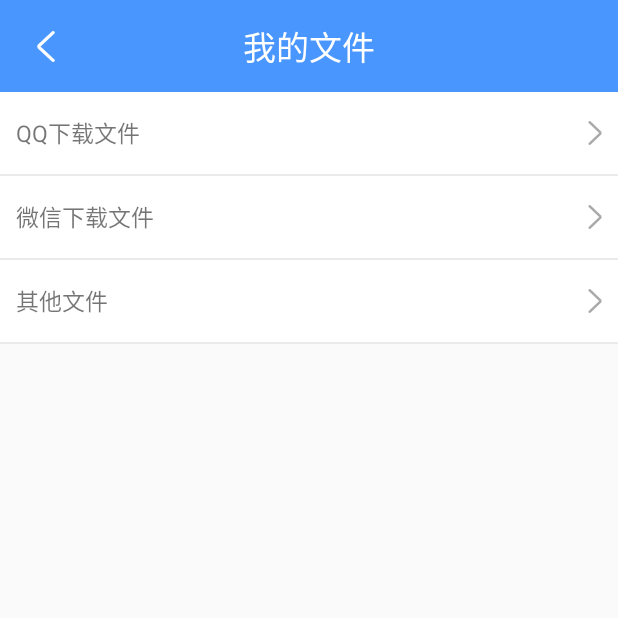
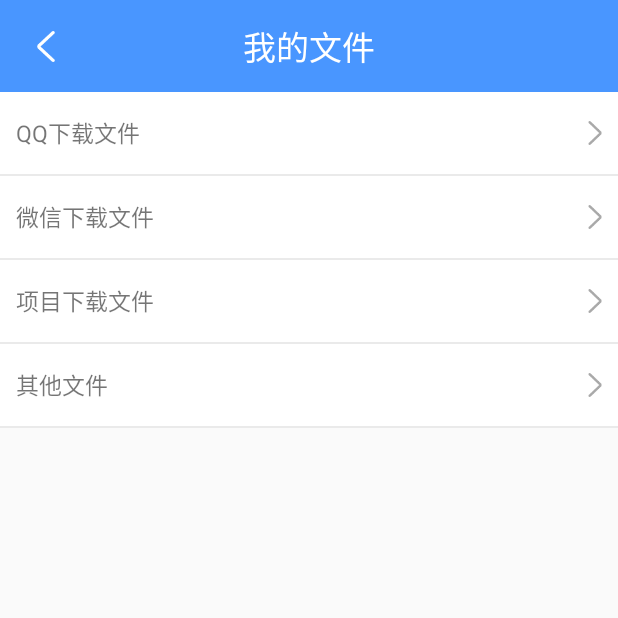
Before and after one commit to YsInHZ/MyPublicFarm, an Android app: the MineFileActivity screen opened directly, with no data from a screen before it, on a phone screen of 412 x 824 dp, the top half of it. Run offline under Robolectric (Android 15) with nearby library versions, the phone set to English and light mode, and no system bars; our stand-ins replace ButterKnife; libraries missing offline, so code that uses them is left out: com.tbruyelle.rxpermissions2; network calls fail; 2 statements that could not run were skipped.

Commit message:
打开方式完善，保存，显示

```diff
--- a/app/build.gradle
+++ b/app/build.gradle
@@ -73,5 +73,7 @@ dependencies {
     implementation 'com.github.duanhong169:picker-view:1.0.0'
     //照片选择
     implementation 'com.yuyh.imgsel:library:2.0.6'
+    //一个工具类
+    implementation 'com.luffykou:android-common-utils:1.1.3'
 
 }
--- a/app/src/main/java/com/ys/administrator/mydemo/activity/MineFileActivity.java
+++ b/app/src/main/java/com/ys/administrator/mydemo/activity/MineFileActivity.java
@@ -57,7 +57,7 @@ public class MineFileActivity extends BaseActivity {
         return true;
     }
 
-    @OnClick({R.id.rlQQFile, R.id.rlWXfile, R.id.rlOtherFile})
+    @OnClick({R.id.rlQQFile, R.id.rlWXfile, R.id.rlOtherFile,R.id.rlDownLoadfile})
     public void onViewClicked(View view) {
         Bundle bundle = new Bundle();
         switch (view.getId()) {
@@ -73,6 +73,10 @@ public class MineFileActivity extends BaseActivity {
                 if(checkPermission())
                     bundle.putString("type",MineFileListActivity.FILE_OTHER);
                 break;
+            case R.id.rlDownLoadfile:
+                if(checkPermission())
+                    bundle.putString("type",MineFileListActivity.FILE_DOWN_LOAD);
+                break;
         }
         openActivity(MineFileListActivity.class,bundle);
     }
--- a/app/src/main/java/com/ys/administrator/mydemo/fragment/MineFragment.java
+++ b/app/src/main/java/com/ys/administrator/mydemo/fragment/MineFragment.java
@@ -147,6 +147,7 @@ public class MineFragment extends Fragment {
             case R.id.wdmb:
                 break;
             case R.id.fxyy:
+
                 break;
             case R.id.qchc:
                 new Handler().postDelayed(new Runnable() {
--- a/app/src/main/java/com/ys/administrator/mydemo/util/Constant.java
+++ b/app/src/main/java/com/ys/administrator/mydemo/util/Constant.java
@@ -5,8 +5,8 @@ package com.ys.administrator.mydemo.util;
  */
 
 public class Constant {
-    public static final String APP_ID =  "";
-    public static final String APP_SECRET =  "";
+    public static final String APP_ID =  "wx56a88eb247ff9805";
+    public static final String APP_SECRET =  "6fcb78faf3a7fdaf5a17581d965ba0b6";
     public static  boolean WX_LGOIN =  false;
     public static  final String BaseUrl  =  "http://39.98.48.26/";
     public static  final String BitmapBaseUrl  =  "http://39.98.48.26";
--- a/app/src/main/res/layout/activity_mine_file.xml
+++ b/app/src/main/res/layout/activity_mine_file.xml
@@ -53,7 +53,28 @@
             android:src="@mipmap/img_in_gray" />
     </RelativeLayout>
     <include layout="@layout/line_project_basemsg"/>
+    <RelativeLayout
+        android:id="@+id/rlDownLoadfile"
+        android:layout_width="match_parent"
+        android:layout_height="50dp"
+        android:background="@color/white">
 
+        <TextView
+            android:layout_width="wrap_content"
+            android:layout_height="match_parent"
+            android:layout_marginLeft="10dp"
+            android:gravity="center_vertical"
+            android:text="项目下载文件" />
+
+        <ImageView
+            android:layout_width="wrap_content"
+            android:layout_height="wrap_content"
+            android:layout_alignParentRight="true"
+            android:layout_centerVertical="true"
+            android:layout_marginRight="10dp"
+            android:src="@mipmap/img_in_gray" />
+    </RelativeLayout>
+    <include layout="@layout/line_project_basemsg"/>
     <RelativeLayout
         android:id="@+id/rlOtherFile"
         android:layout_width="match_parent"
```
Also changed, not shown: app/src/main/java/com/ys/administrator/mydemo/MainActivity.java (+35 -11 lines), app/src/main/java/com/ys/administrator/mydemo/activity/LoginActivity.java (+33 -1 lines), app/src/main/java/com/ys/administrator/mydemo/activity/MineFileListActivity.java (+14 -2 lines), app/src/main/java/com/ys/administrator/mydemo/activity/WelcomeActivity.java (+16 -8 lines), app/src/main/java/com/ys/administrator/mydemo/http/RetrofitService.java (+8 -0 lines), app/src/main/java/com/ys/administrator/mydemo/model/UserInfoBean.java (+9 -0 lines), app/src/main/java/com/ys/administrator/mydemo/util/PathUtil.java (added, +74 -0 lines), app/src/main/java/com/ys/administrator/mydemo/util/SPUtil.java (+8 -1 lines).
